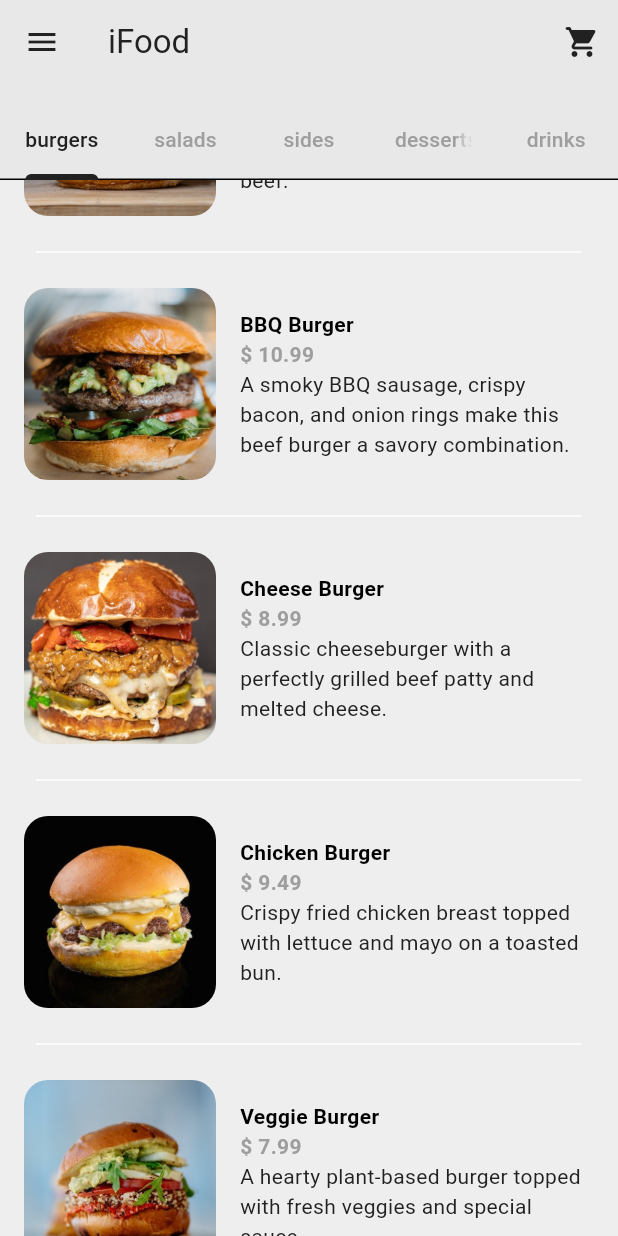
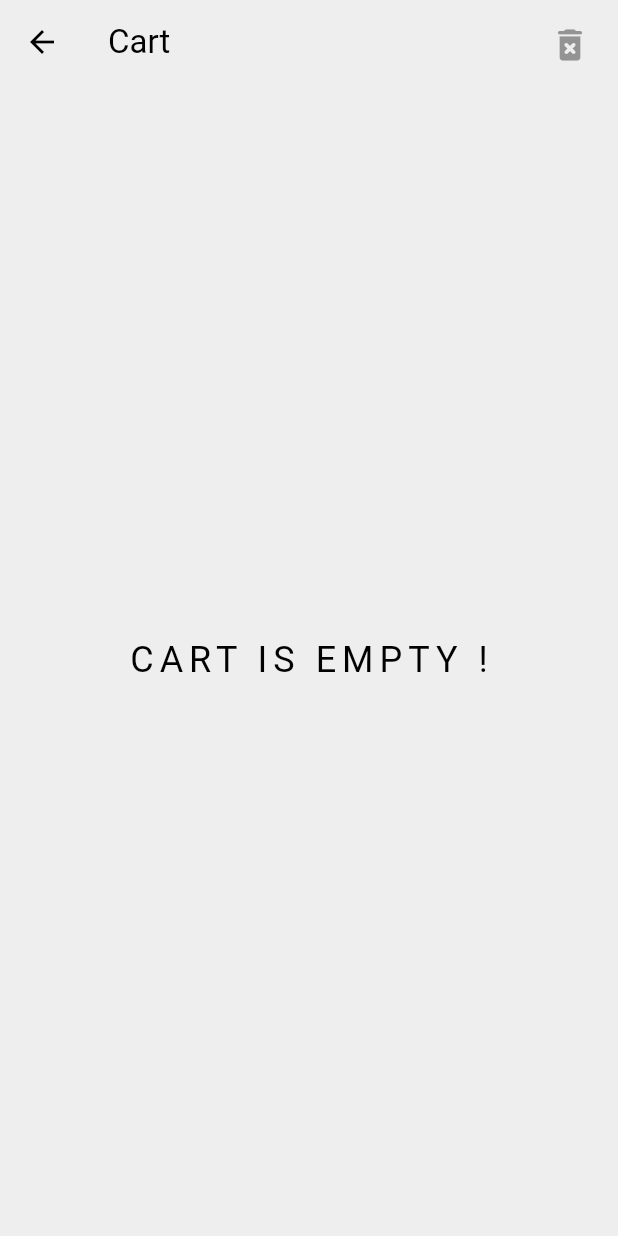
Before and after one commit to MrMDrX/iFood, a Flutter app: the HomeScreen screen opened directly, scrolled down 340 dp, after a tap on the "shopping cart" icon, on a phone screen of 412 x 824 dp. Run offline on Flutter 3.47's test engine with Material 3 defaults, Android fonts, the phone set to English and light mode, and no system bars.

Commit message:
Added cart model & cart page ✨

```diff
--- /dev/null
+++ b/lib/models/cart_item.dart
@@ -0,0 +1,21 @@
+import 'package:ifood/models/food_model.dart';
+
+class CartItem {
+  Food food;
+  List<Addon> addOns;
+  int quantity;
+
+  CartItem({
+    required this.food,
+    required this.addOns,
+    this.quantity = 1,
+  });
+
+  double get totalPrice {
+    double addOnsPrice = addOns.fold(
+      0,
+      (sum, addon) => sum + addon.price,
+    );
+    return (food.price + addOnsPrice) * quantity;
+  }
+}
--- a/lib/models/food_model.dart
+++ b/lib/models/food_model.dart
@@ -4,9 +4,9 @@ class Food {
   final String image;
   final double price;
   final FoodCategory category;
-  final List<Addoon> addons;
+  List<Addon> addons;
 
-  const Food({
+  Food({
     required this.category,
     required this.addons,
     required this.name,
@@ -24,9 +24,18 @@ enum FoodCategory {
   drinks,
 }
 
-class Addoon {
+class Addon {
   final String name;
   final double price;
 
-  Addoon({required this.name, required this.price});
+  Addon({required this.name, required this.price});
+
+  @override
+  bool operator ==(Object other) {
+    if (identical(this, other)) return true;
+    return other is Addon && name == other.name && price == other.price;
+  }
+
+  @override
+  int get hashCode => name.hashCode ^ price.hashCode;
 }
--- a/lib/models/restaurant_model.dart
+++ b/lib/models/restaurant_model.dart
@@ -1,4 +1,6 @@
+import 'package:collection/collection.dart';
 import 'package:flutter/material.dart';
+import 'package:ifood/models/cart_item.dart';
 import 'package:ifood/models/food_model.dart';
 
 class Restaurant extends ChangeNotifier {
@@ -12,9 +14,9 @@ class Restaurant extends ChangeNotifier {
       price: 9.99,
       category: FoodCategory.burgers,
       addons: [
-        Addoon(name: "Extra Pineapple", price: 1.49),
-        Addoon(name: "Teriyaki Sauce", price: 0.99),
-        Addoon(name: "Bacon", price: 1.99),
+        Addon(name: "Extra Pineapple", price: 1.49),
+        Addon(name: "Teriyaki Sauce", price: 0.99),
+        Addon(name: "Bacon", price: 1.99),
       ],
     ),
     Food(
@@ -25,9 +27,9 @@ class Restaurant extends ChangeNotifier {
       price: 10.99,
       category: FoodCategory.burgers,
       addons: [
-        Addoon(name: "Grilled Onions", price: 0.99),
-        Addoon(name: "Jalapenos", price: 1.49),
-        Addoon(name: "Extra BBQ Sauce", price: 1.99),
+        Addon(name: "Grilled Onions", price: 0.99),
+        Addon(name: "Jalapenos", price: 1.49),
+        Addon(name: "Extra BBQ Sauce", price: 1.99),
       ],
     ),
     Food(
@@ -38,9 +40,9 @@ class Restaurant extends ChangeNotifier {
       price: 8.99,
       category: FoodCategory.burgers,
       addons: [
-        Addoon(name: "Cheese", price: 0.99),
-        Addoon(name: "Lettuce", price: 1.49),
-        Addoon(name: "Avocado", price: 2.99),
+        Addon(name: "Cheese", price: 0.99),
+        Addon(name: "Lettuce", price: 1.49),
+        Addon(name: "Avocado", price: 2.99),
       ],
     ),
     Food(
@@ -51,8 +53,8 @@ class Restaurant extends ChangeNotifier {
       price: 9.49,
       category: FoodCategory.burgers,
       addons: [
-        Addoon(name: "Spicy Sauce", price: 1.49),
-        Addoon(name: "Coleslaw", price: 1.99),
+        Addon(name: "Spicy Sauce", price: 1.49),
+        Addon(name: "Coleslaw", price: 1.99),
       ],
     ),
     Food(
@@ -63,8 +65,8 @@ class Restaurant extends ChangeNotifier {
       price: 7.99,
       category: FoodCategory.burgers,
       addons: [
-        Addoon(name: "Avocado", price: 2.99),
-        Addoon(name: "Sautéed Mushrooms", price: 1.49),
+        Addon(name: "Avocado", price: 2.99),
+        Addon(name: "Sautéed Mushrooms", price: 1.49),
       ],
     ),
 
@@ -77,8 +79,8 @@ class Restaurant extends ChangeNotifier {
       price: 6.99,
       category: FoodCategory.salads,
       addons: [
-        Addoon(name: "Grilled Chicken", price: 3.49),
-        Addoon(name: "Bacon Bits", price: 1.49),
+        Addon(name: "Grilled Chicken", price: 3.49),
+        Addon(name: "Bacon Bits", price: 1.49),
       ],
     ),
     Food(
@@ -89,8 +91,8 @@ class Restaurant extends ChangeNotifier {
       price: 5.99,
       category: FoodCategory.salads,
       addons: [
-        Addoon(name: "Feta Cheese", price: 1.99),
-        Addoon(name: "Olives", price: 0.99),
+        Addon(name: "Feta Cheese", price: 1.99),
+        Addon(name: "Olives", price: 0.99),
       ],
     ),
     Food(
@@ -100,8 +102,8 @@ class Restaurant extends ChangeNotifier {
       price: 7.49,
       category: FoodCategory.salads,
       addons: [
-        Addoon(name: "Grilled Shrimp", price: 4.49),
-        Addoon(name: "Avocado", price: 2.99),
+        Addon(name: "Grilled Shrimp", price: 4.49),
+        Addon(name: "Avocado", price: 2.99),
       ],
     ),
     Food(
@@ -112,13 +114,13 @@ class Restaurant extends ChangeNotifier {
       price: 6.49,
       category: FoodCategory.salads,
       addons: [
-        Addoon(name: "Salami", price: 1.99),
-        Addoon(name: "Pepperoncini", price: 0.99),
+        Addon(name: "Salami", price: 1.99),
+        Addon(name: "Pepperoncini", price: 0.99),
       ],
     ),
 
     // Sides
-    const Food(
+    Food(
       name: "Fries",
       description: "Crispy golden fries, perfect as a side dish.",
       image: "assets/images/sides/fries.jpg",
@@ -133,10 +135,10 @@ class Restaurant extends ChangeNotifier {
       price: 8.99,
       category: FoodCategory.sides,
       addons: [
-        Addoon(name: "Extra Sauce", price: 1.49),
+        Addon(name: "Extra Sauce", price: 1.49),
       ],
     ),
-    const Food(
+    Food(
       name: "Chips",
       description: "Crunchy tortilla chips served with salsa.",
       image: "assets/images/sides/chips.jpg",
@@ -153,7 +155,7 @@ class Restaurant extends ChangeNotifier {
       price: 4.99,
       category: FoodCategory.desserts,
       addons: [
-        Addoon(name: "Vanilla Ice Cream", price: 1.99),
+        Addon(name: "Vanilla Ice Cream", price: 1.99),
       ],
     ),
     Food(
@@ -163,7 +165,7 @@ class Restaurant extends ChangeNotifier {
       price: 5.49,
       category: FoodCategory.desserts,
       addons: [
-        Addoon(name: "Strawberry Sauce", price: 1.49),
+        Addon(name: "Strawberry Sauce", price: 1.49),
       ],
     ),
     Food(
@@ -174,12 +176,12 @@ class Restaurant extends ChangeNotifier {
       price: 4.49,
       category: FoodCategory.desserts,
       addons: [
-        Addoon(name: "Whipped Cream", price: 0.99),
+        Addon(name: "Whipped Cream", price: 0.99),
       ],
     ),
 
     // Drinks
-    const Food(
+    Food(
       name: "Coke",
       description: "Classic carbonated soft drink.",
       image: "assets/images/drinks/coke.jpg",
@@ -187,7 +189,7 @@ class Restaurant extends ChangeNotifier {
       category: FoodCategory.drinks,
       addons: [],
     ),
-    const Food(
+    Food(
       name: "Soda",
       description: "Refreshing soda in various flavors.",
       image: "assets/images/drinks/soda.jpg",
@@ -202,10 +204,10 @@ class Restaurant extends ChangeNotifier {
       price: 2.49,
       category: FoodCategory.drinks,
       addons: [
-        Addoon(name: "Mint", price: 0.99),
+        Addon(name: "Mint", price: 0.99),
       ],
     ),
-    const Food(
+    Food(
       name: "Orange Juice",
       description: "Freshly squeezed orange juice, served chilled.",
       image: "assets/images/drinks/orange_juice.jpg",
@@ -216,4 +218,60 @@ class Restaurant extends ChangeNotifier {
   ];
 
   List<Food> get menu => _menu;
+
+  final List<CartItem> _cart = [];
+
+  List<CartItem> get cart => _cart;
+
+  void addToCart(Food food, List<Addon> addOns) {
+    CartItem? cartItem = _cart.firstWhereOrNull((item) {
+      bool isSameFood = item.food == food;
+      bool isSameAddons = const ListEquality().equals(item.addOns, addOns);
+      return isSameFood && isSameAddons;
+    });
+
+    if (cartItem != null) {
+      cartItem.quantity++;
+    } else {
+      _cart.add(CartItem(food: food, addOns: addOns));
+    }
+    notifyListeners();
+  }
+
+  void removeFromCart(CartItem cartItem) {
+    int cartIndex = _cart.indexOf(cartItem);
+    if (cartIndex != -1) {
+      if (_cart[cartIndex].quantity > 1) {
+        _cart[cartIndex].quantity--;
+      } else {
+        _cart.removeAt(cartIndex);
+      }
+    }
+    notifyListeners();
+  }
+
+  double getTotalPrice() {
+    double totalPrice = 0.0;
+    for (CartItem cartItem in _cart) {
+      double itemPrice = cartItem.food.price;
+      for (Addon addon in cartItem.addOns) {
+        itemPrice += addon.price;
+      }
+      totalPrice += itemPrice * cartItem.quantity;
+    }
+    return totalPrice;
+  }
+
+  int getTotalQuantity() {
+    int totalQuantity = 0;
+    for (CartItem cartItem in _cart) {
+      totalQuantity += cartItem.quantity;
+    }
+    return totalQuantity;
+  }
+
+  void clearCart() {
+    _cart.clear();
+    notifyListeners();
+  }
 }
--- /dev/null
+++ b/lib/screens/cart_screen.dart
@@ -0,0 +1,86 @@
+import 'package:flutter/material.dart';
+import 'package:ifood/models/restaurant_model.dart';
+import 'package:ifood/widgets/app_button.dart';
+import 'package:ifood/widgets/cart_tile.dart';
+import 'package:provider/provider.dart';
+
+class CartScreen extends StatelessWidget {
+  const CartScreen({super.key});
+
+  @override
+  Widget build(BuildContext context) {
+    return Consumer<Restaurant>(builder: (context, restaurant, child) {
+      final cart = restaurant.cart;
+      final isCartEmpty = cart.isEmpty;
+      return Scaffold(
+        appBar: AppBar(
+          title: const Text("Cart"),
+          actions: [
+            Padding(
+              padding: const EdgeInsets.all(8.0),
+              child: IconButton(
+                  onPressed: isCartEmpty
+                      ? null
+                      : () {
+                          showDialog(
+                              context: context,
+                              builder: (context) {
+                                return AlertDialog(
+                                  title: const Text("Clear Cart"),
+                                  content: const Text(
+                                      "Are you sure you want to clear the cart?"),
+                                  actions: [
+                                    TextButton(
+                                        onPressed: () {
+                                          Navigator.pop(context);
+                                          restaurant.clearCart();
+                                        },
+                                        child: const Text("Clear")),
+                                    TextButton(
+                                        onPressed: () => Navigator.pop(context),
+                                        child: const Text("Cancel")),
+                                  ],
+                                );
+                              });
+                        },
+                  icon: Icon(
+                    Icons.delete_forever_rounded,
+                    size: 28,
+                    color: isCartEmpty
+                        ? Theme.of(context).disabledColor
+                        : Theme.of(context).colorScheme.inversePrimary,
+                  )),
+            )
+          ],
+        ),
+        body: isCartEmpty
+            ? const Center(
+                child: Text(
+                  "CART IS EMPTY !",
+                  style: TextStyle(
+                    fontSize: 24,
+                    letterSpacing: 4,
+                  ),
+                ),
+              )
+            : Column(
+                children: [
+                  Expanded(
+                    child: ListView.builder(
+                      itemCount: cart.length,
+                      itemBuilder: (context, index) {
+                        final cartItem = cart[index];
+                        return CartTile(cartItem: cartItem);
+                      },
+                    ),
+                  ),
+                  Padding(
+                    padding: const EdgeInsets.all(16.0),
+                    child: AppButton(text: "Checkout", onTap: () {}),
+                  ),
+                ],
+              ),
+      );
+    });
+  }
+}
--- a/lib/widgets/my_sliver_app_bar.dart
+++ b/lib/widgets/my_sliver_app_bar.dart
@@ -1,4 +1,5 @@
 import 'package:flutter/material.dart';
+import 'package:ifood/screens/cart_screen.dart';
 
 class MySliverAppBar extends StatelessWidget {
   final Widget child;
@@ -18,7 +19,14 @@ class MySliverAppBar extends StatelessWidget {
       floating: false,
       actions: [
         IconButton(
-          onPressed: () {},
+          onPressed: () {
+            Navigator.push(
+              context,
+              MaterialPageRoute(
+                builder: (context) => const CartScreen(),
+              ),
+            );
+          },
           icon: const Icon(Icons.shopping_cart_rounded),
         ),
       ],
--- a/pubspec.yaml
+++ b/pubspec.yaml
@@ -36,6 +36,7 @@ dependencies:
   # Use with the CupertinoIcons class for iOS style icons.
   cupertino_icons: ^1.0.8
   provider: ^6.1.2
+  collection: ^1.18.0
 
 dev_dependencies:
   flutter_test:
```
Also changed, not shown: lib/screens/food_screen.dart (+19 -3 lines), lib/widgets/cart_tile.dart (added, +109 -0 lines), lib/widgets/quantity_selector.dart (added, +53 -0 lines), pubspec.lock.
